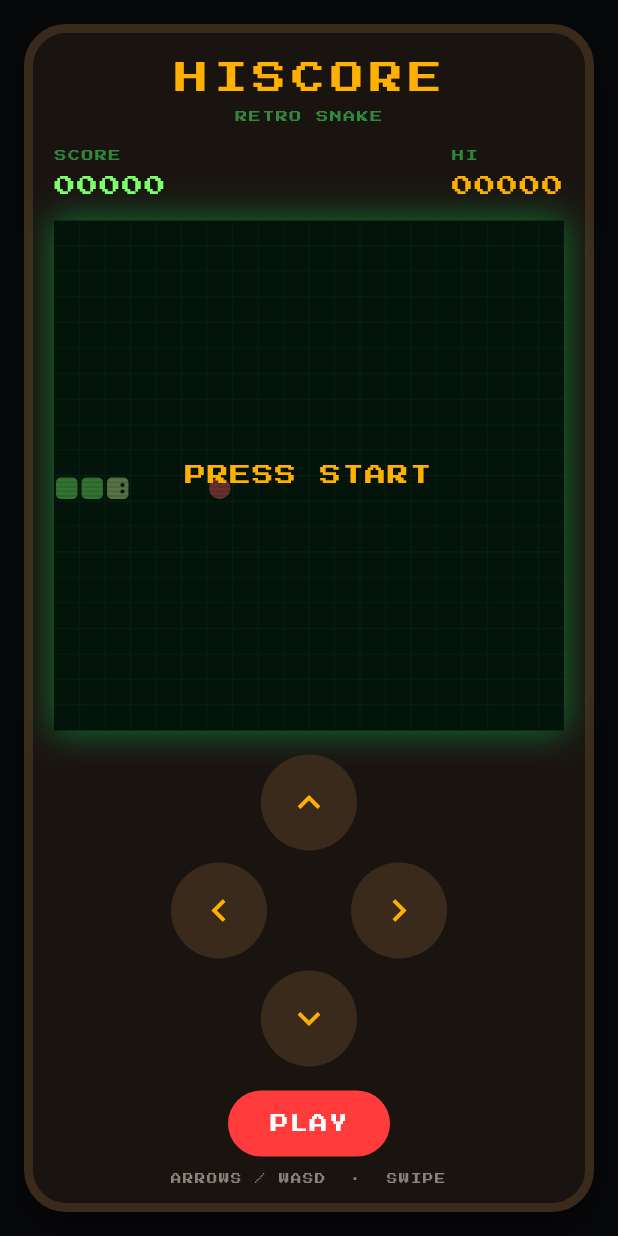
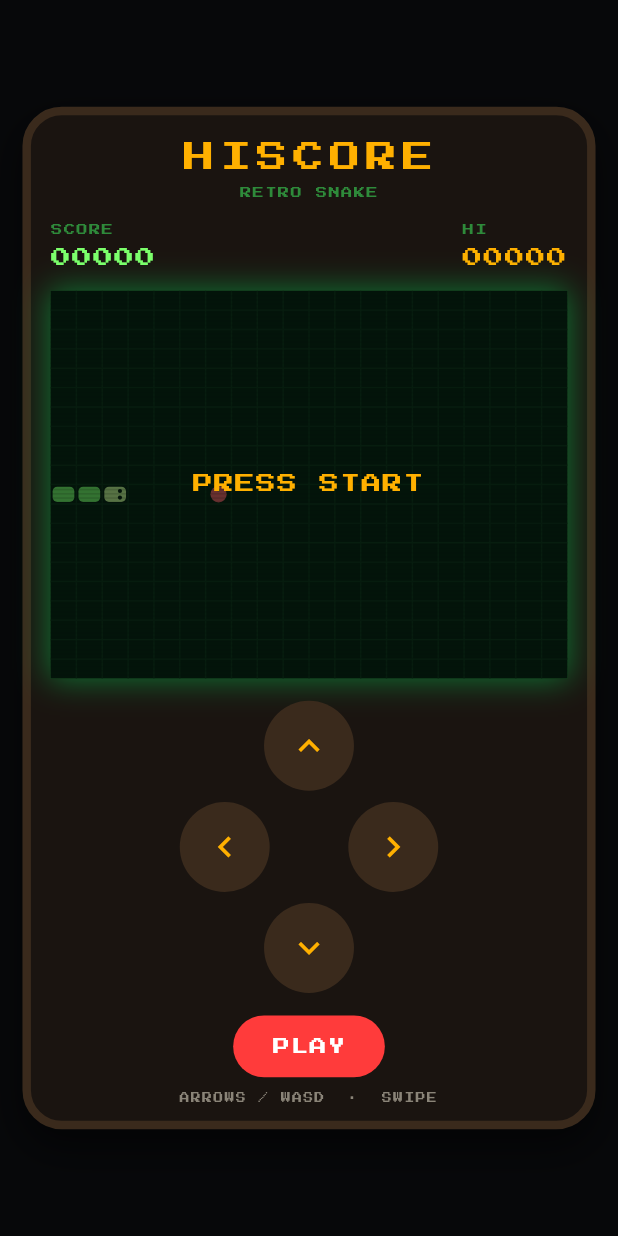
Before and after one commit to haskalach/Hisscore, a Flutter app: the screen it shows after launch, on a phone screen of 412 x 824 dp. Run offline on Flutter 3.47's test engine with Material 3 defaults, Android fonts, the phone set to English and light mode, and no system bars; our stand-ins replace shared_preferences.

Commit message:
Scale the arcade cabinet to fit short viewports
Wrap the HISCORE cabinet in a FittedBox so the title, scores, board,
and PLAY button stay on screen without zooming.

Co-authored-by: haskalach <haskalach@users.noreply.github.com>

```diff
--- a/Hisscore/lib/ui/game_page.dart
+++ b/Hisscore/lib/ui/game_page.dart
@@ -189,12 +189,13 @@ class _GamePageState extends State<GamePage>
           body: SafeArea(
             child: LayoutBuilder(
               builder: (context, constraints) {
-                final width = constraints.maxWidth.clamp(0, 520).toDouble();
                 return Center(
-                  child: SizedBox(
-                    width: width,
-                    height: constraints.maxHeight,
-                    child: Padding(
+                  child: FittedBox(
+                    fit: BoxFit.contain,
+                    child: SizedBox(
+                      width: 440,
+                      height: 760,
+                      child: Padding(
                       padding: const EdgeInsets.all(16),
                       child: DecoratedBox(
                         decoration: BoxDecoration(
@@ -296,7 +297,8 @@ class _GamePageState extends State<GamePage>
                       ),
                     ),
                   ),
-                );
+                ),
+              );
               },
             ),
           ),
```
